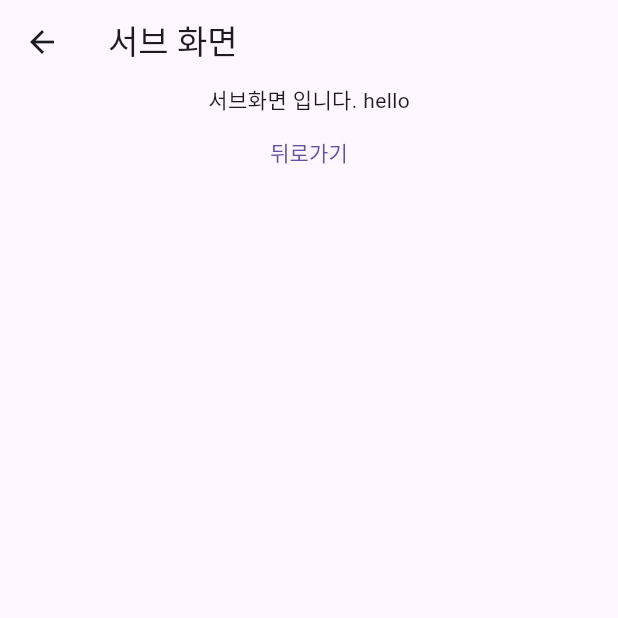
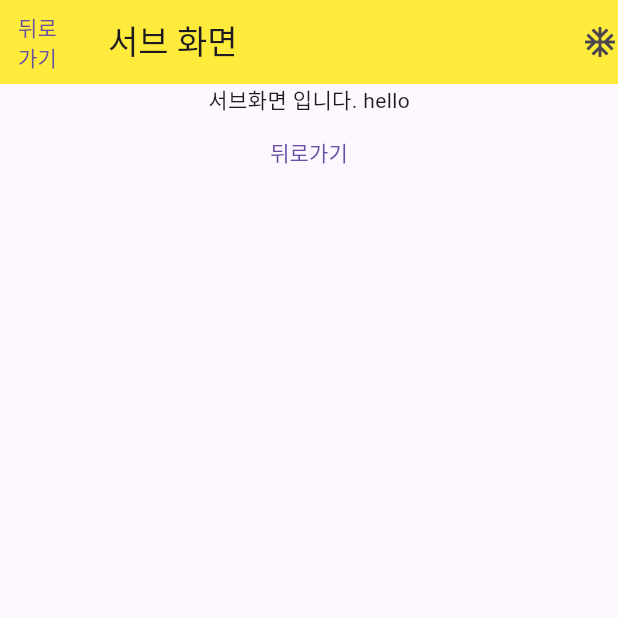
Before and after one commit to KKingmo/fluter_practice, a Flutter app: the screen it shows after launch, after a tap on "클릭하여 서브 화면으로 이동", on a phone screen of 412 x 824 dp, the top half of it. Run offline on Flutter 3.47's test engine with Material 3 defaults, Android fonts, the phone set to English and light mode, and no system bars.

Commit message:
feat: AppBar 변경 해보기

```diff
--- a/lib/main.dart
+++ b/lib/main.dart
@@ -13,6 +13,7 @@ class MyApp extends StatelessWidget {
   Widget build(BuildContext context) {
     // build() 메서드는 위젯 트리를 생성
     return MaterialApp(
+      debugShowCheckedModeBanner: false,
       title: 'Flutter Demo',
       // 앱의 이름을 정의. 디버깅 시 사용됨
       initialRoute: '/',
--- a/lib/screen/sub_screen.dart
+++ b/lib/screen/sub_screen.dart
@@ -9,7 +9,21 @@ class SubScreen extends StatelessWidget {
   Widget build(BuildContext context) {
     return Scaffold(
       appBar: AppBar(
+        backgroundColor: Colors.yellow,
+        elevation: 0,
+        // 기본 버튼 off
+        automaticallyImplyLeading: false,
+        // 직접 기본 버튼 넣기
+        leading: TextButton(
+          onPressed: () {
+            Navigator.pop(context);
+          },
+          child: Text('뒤로가기'),
+        ),
         title: Text('서브 화면'),
+        actions: [
+          Icon(Icons.ac_unit_outlined),
+        ],
       ),
       body: Column(
         children: [
```
